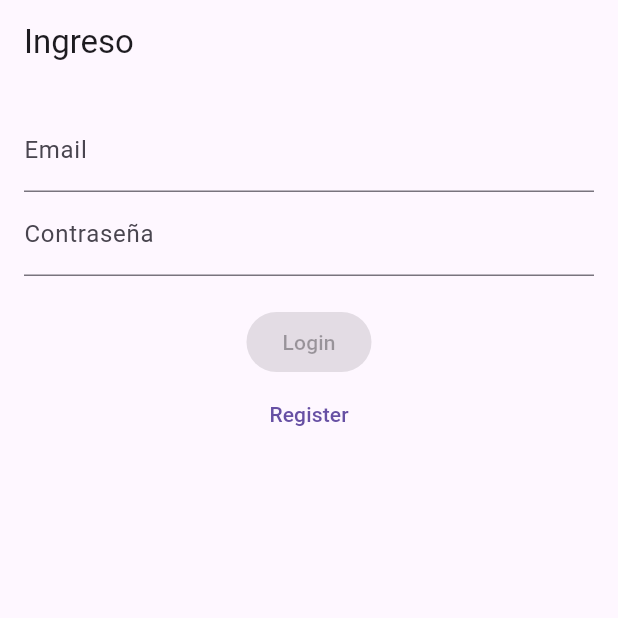
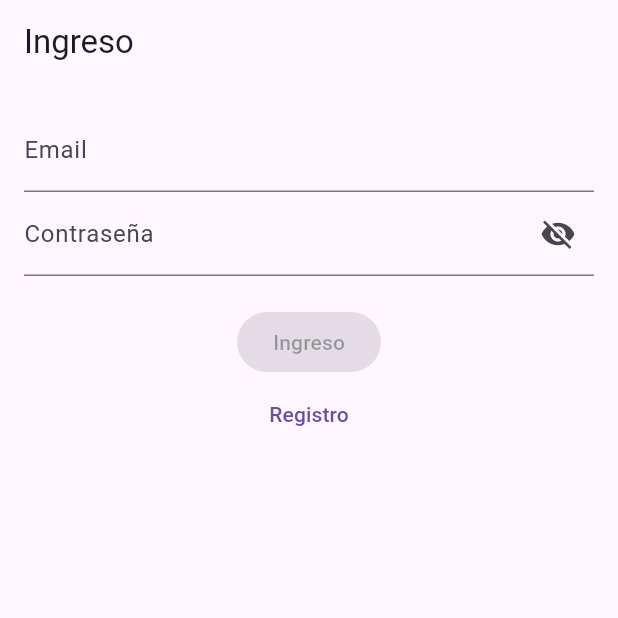
Before and after one commit to mario199764/user_contacts_app, a Flutter app: the screen it shows after launch, on a phone screen of 412 x 824 dp, the top half of it. Run offline on Flutter 3.47's test engine with Material 3 defaults, Android fonts, the light colour scheme and no system bars; our stand-ins replace image_picker, shared_preferences, sqflite, sqflite_common_ffi; accounts and stored records are empty.

Commit message:
minor fixes in several views

```diff
--- a/lib/screens/login_screen.dart
+++ b/lib/screens/login_screen.dart
@@ -1,4 +1,4 @@
-// ignore_for_file: use_build_context_synchronously, prefer_const_constructors
+// ignore_for_file: use_build_context_synchronously
 
 import 'package:flutter/material.dart';
 import 'package:provider/provider.dart';
@@ -14,6 +14,7 @@ class _LoginScreenState extends State<LoginScreen> {
   final _emailController = TextEditingController();
   final _passwordController = TextEditingController();
   bool _isLoginButtonEnabled = false;
+  bool _isPasswordVisible = false;
 
   @override
   void initState() {
@@ -57,15 +58,29 @@ class _LoginScreenState extends State<LoginScreen> {
                 keyboardType: TextInputType.emailAddress,
                 validator: (value) {
                   if (value == null || value.isEmpty || !value.contains('@')) {
-                    return 'Por favor introduce un email válido';
+                    return 'Por favor introduzca un email válido';
                   }
                   return null;
                 },
               ),
               TextFormField(
                 controller: _passwordController,
-                decoration: const InputDecoration(labelText: 'Contraseña'),
-                obscureText: true,
+                decoration: InputDecoration(
+                  labelText: 'Contraseña',
+                  suffixIcon: IconButton(
+                    icon: Icon(
+                      _isPasswordVisible
+                          ? Icons.visibility
+                          : Icons.visibility_off,
+                    ),
+                    onPressed: () {
+                      setState(() {
+                        _isPasswordVisible = !_isPasswordVisible;
+                      });
+                    },
+                  ),
+                ),
+                obscureText: !_isPasswordVisible,
                 validator: (value) {
                   if (value == null || value.isEmpty) {
                     return 'Por favor ingrese su contraseña';
@@ -86,20 +101,20 @@ class _LoginScreenState extends State<LoginScreen> {
                             Navigator.pushReplacementNamed(context, '/user');
                           } else {
                             ScaffoldMessenger.of(context).showSnackBar(
-                              SnackBar(
+                              const SnackBar(
                                   content: Text('Credenciales no válidas')),
                             );
                           }
                         }
                       }
-                    : null, // Deshabilitado si no se completa el formulario
-                child: const Text('Login'),
+                    : null,
+                child: const Text('Ingreso'),
               ),
               TextButton(
                 onPressed: () {
                   Navigator.pushNamed(context, '/register');
                 },
-                child: const Text('Register'),
+                child: const Text('Registro'),
               ),
             ],
           ),
--- a/lib/screens/user_screen.dart
+++ b/lib/screens/user_screen.dart
@@ -15,8 +15,8 @@ class UserScreen extends StatelessWidget {
       appBar: AppBar(
         title: Text(
           authProvider.username != null
-              ? 'Name: ${authProvider.username}'
-              : 'User',
+              ? 'Nombre: ${authProvider.username}'
+              : 'Usuario',
         ),
         actions: [
           IconButton(
```
Also changed, not shown: lib/screens/register_screen.dart (+28 -3 lines).
